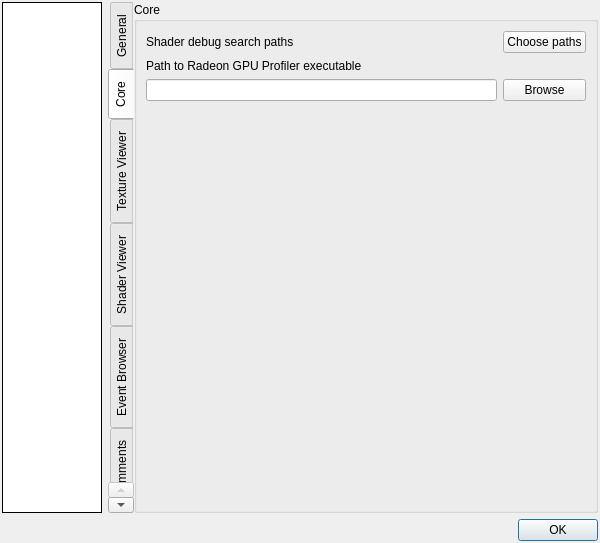
This is qrenderdoc/Windows/Dialogs/SettingsDialog.ui in baldurk/renderdoc as Qt 5 draws it before an edit. The edited form follows.
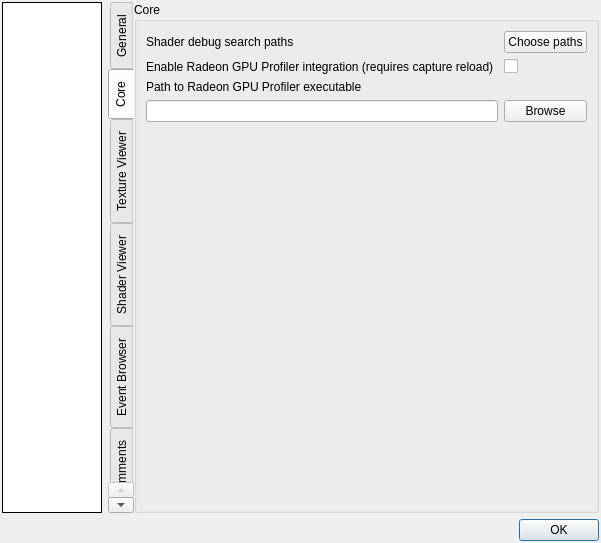
This is the edited form. The open tabs and pages were chosen to show the change. Custom widgets are drawn as their Qt base class.

Commit message: Add opt-in setting for RGP integration

```diff
--- a/qrenderdoc/Windows/Dialogs/SettingsDialog.ui
+++ b/qrenderdoc/Windows/Dialogs/SettingsDialog.ui
@@ -482,7 +482,7 @@
             </property>
            </widget>
           </item>
-          <item row="1" column="0" colspan="2">
+          <item row="2" column="0" colspan="2">
            <widget class="QLabel" name="label_17">
             <property name="toolTip">
              <string>Locates the RadeonGPUProfiler.exe which will be used to interop with when generating and opening RGP profiles.</string>
@@ -492,14 +492,14 @@
             </property>
            </widget>
           </item>
-          <item row="2" column="0">
+          <item row="3" column="0">
            <widget class="QLineEdit" name="ExternalTool_RadeonGPUProfiler">
             <property name="toolTip">
              <string>Locates the RadeonGPUProfiler.exe which will be used to interop with when generating and opening RGP profiles.</string>
             </property>
            </widget>
           </item>
-          <item row="2" column="1">
+          <item row="3" column="1">
            <widget class="QPushButton" name="browseRGPPath">
             <property name="toolTip">
              <string>Locates the RadeonGPUProfiler.exe which will be used to interop with when generating and opening RGP profiles.</string>
@@ -509,7 +509,7 @@
             </property>
            </widget>
           </item>
-          <item row="3" column="0" colspan="2">
+          <item row="4" column="0" colspan="2">
            <spacer name="verticalSpacer_2">
             <property name="orientation">
              <enum>Qt::Vertical</enum>
@@ -522,6 +522,30 @@
             </property>
            </spacer>
           </item>
+          <item row="1" column="1">
+           <widget class="QCheckBox" name="ExternalTool_RGPIntegration">
+            <property name="toolTip">
+             <string>RenderDoc can optionally have integration with AMD's Radeon GPU Profiler, to allow capturing RGP from RenderDoc and allowing interop between the two.
+
+After interop is enabled you will need to reload any capture.</string>
+            </property>
+            <property name="text">
+             <string/>
+            </property>
+           </widget>
+          </item>
+          <item row="1" column="0">
+           <widget class="QLabel" name="label_18">
+            <property name="toolTip">
+             <string>RenderDoc can optionally have integration with AMD's Radeon GPU Profiler, to allow capturing RGP from RenderDoc and allowing interop between the two.
+
+After interop is enabled you will need to reload any capture.</string>
+            </property>
+            <property name="text">
+             <string>Enable Radeon GPU Profiler integration (requires capture reload)</string>
+            </property>
+           </widget>
+          </item>
          </layout>
         </widget>
        </item>
```
The commit also changes 5 other files.
